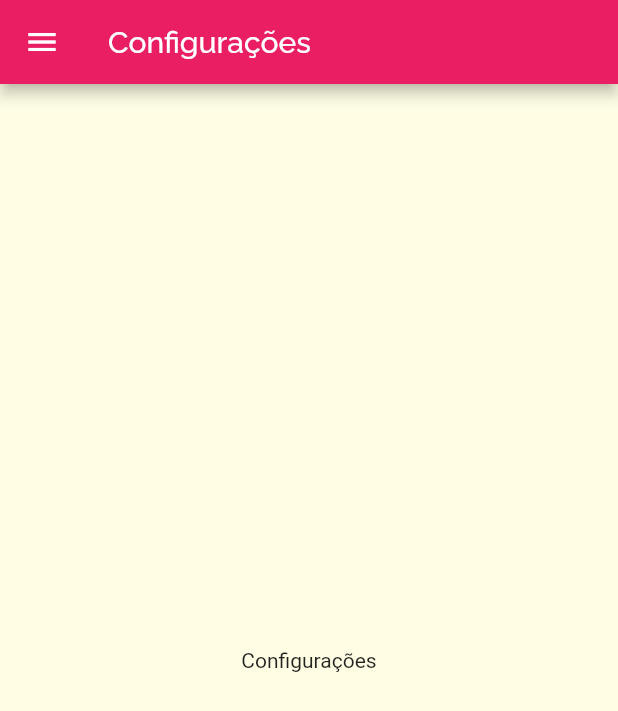
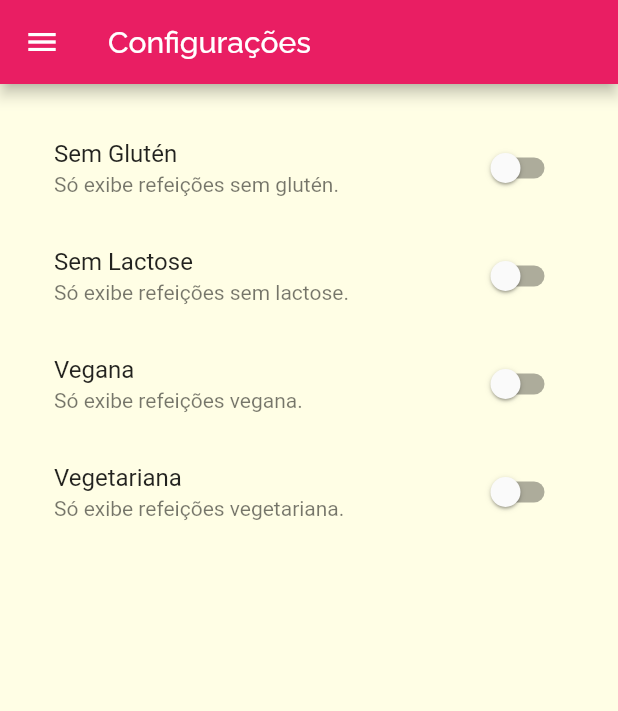
Before and after one commit to cthiagosousa/meals-app, a Flutter app: the SettingsScreen screen opened by its route, on a phone screen of 412 x 824 dp. Shown: the top 711 px of the screen. Run offline on Flutter 3.47's test engine with Material 2 defaults, Android fonts, the phone set to English and light mode, and no system bars; network calls fail.

```diff
--- /dev/null
+++ b/lib/models/settings.dart
@@ -0,0 +1,13 @@
+class Settings {
+  bool isGlutenFree;
+  bool isLactoseFree;
+  bool isVegan;
+  bool isVegetarian;
+
+  Settings({
+    this.isGlutenFree = false,
+    this.isLactoseFree = false,
+    this.isVegan = false,
+    this.isVegetarian = false,
+  });
+}
--- a/lib/screens/categories_meals_screen.dart
+++ b/lib/screens/categories_meals_screen.dart
@@ -2,8 +2,13 @@ import 'package:flutter/material.dart';
 import '../models/category.dart';
 import '../data/dummy_data.dart';
 import '../components/meal_item.dart';
+import '../models/meal.dart';
 
 class CategoriesMealsScreen extends StatelessWidget {
+  final List<Meal> meals;
+
+  const CategoriesMealsScreen(this.meals);
+
   @override
   Widget build(BuildContext context) {
     final Category category = ModalRoute.of(context).settings.arguments;
--- a/lib/screens/settings_screen.dart
+++ b/lib/screens/settings_screen.dart
@@ -1,7 +1,44 @@
 import 'package:flutter/material.dart';
 import '../components/main_drawer.dart';
+import '../models/settings.dart';
 
-class SettingsScreen extends StatelessWidget {
+class SettingsScreen extends StatefulWidget {
+  final Settings settings;
+  final Function(Settings) onSettingsChanged;
+
+  const SettingsScreen(this.settings, this.onSettingsChanged);
+
+  @override
+  _SettingsScreenState createState() => _SettingsScreenState();
+}
+
+class _SettingsScreenState extends State<SettingsScreen> {
+  Settings settings = Settings();
+
+  @override
+  void initState() {
+    super.initState();
+
+    settings = widget.settings;
+  }
+
+  Widget _createSwitch({
+    String title,
+    String subtitle,
+    bool value,
+    Function(bool) onChanged,
+  }) {
+    return SwitchListTile.adaptive(
+      title: Text(title),
+      subtitle: Text(subtitle),
+      value: value,
+      onChanged: (value) {
+        onChanged(value);
+        widget.onSettingsChanged(settings);
+      },
+    );
+  }
+
   @override
   Widget build(BuildContext context) {
     return Scaffold(
@@ -9,8 +46,46 @@ class SettingsScreen extends StatelessWidget {
         title: Text('Configurações'),
       ),
       drawer: MainDrawer(),
-      body: Center(
-        child: Text('Configurações'),
+      body: Padding(
+        padding: const EdgeInsets.all(20),
+        child: Column(
+          children: [
+            Expanded(
+              child: ListView(
+                children: [
+                  _createSwitch(
+                    title: 'Sem Glutén',
+                    subtitle: 'Só exibe refeições sem glutén.',
+                    value: settings.isGlutenFree,
+                    onChanged: (value) =>
+                        setState(() => settings.isGlutenFree = value),
+                  ),
+                  _createSwitch(
+                    title: 'Sem Lactose',
+                    subtitle: 'Só exibe refeições sem lactose.',
+                    value: settings.isLactoseFree,
+                    onChanged: (value) =>
+                        setState(() => settings.isLactoseFree = value),
+                  ),
+                  _createSwitch(
+                    title: 'Vegana',
+                    subtitle: 'Só exibe refeições vegana.',
+                    value: settings.isVegan,
+                    onChanged: (value) =>
+                        setState(() => settings.isVegan = value),
+                  ),
+                  _createSwitch(
+                    title: 'Vegetariana',
+                    subtitle: 'Só exibe refeições vegetariana.',
+                    value: settings.isVegetarian,
+                    onChanged: (value) =>
+                        setState(() => settings.isVegetarian = value),
+                  ),
+                ],
+              ),
+            ),
+          ],
+        ),
       ),
     );
   }
```
Also changed, not shown: lib/main.dart (+49 -5 lines), lib/screens/favorite_screen.dart (+18 -3 lines), lib/screens/meal_datail_screen.dart (+9 -2 lines), lib/screens/tabs_screen.dart (+13 -2 lines).
